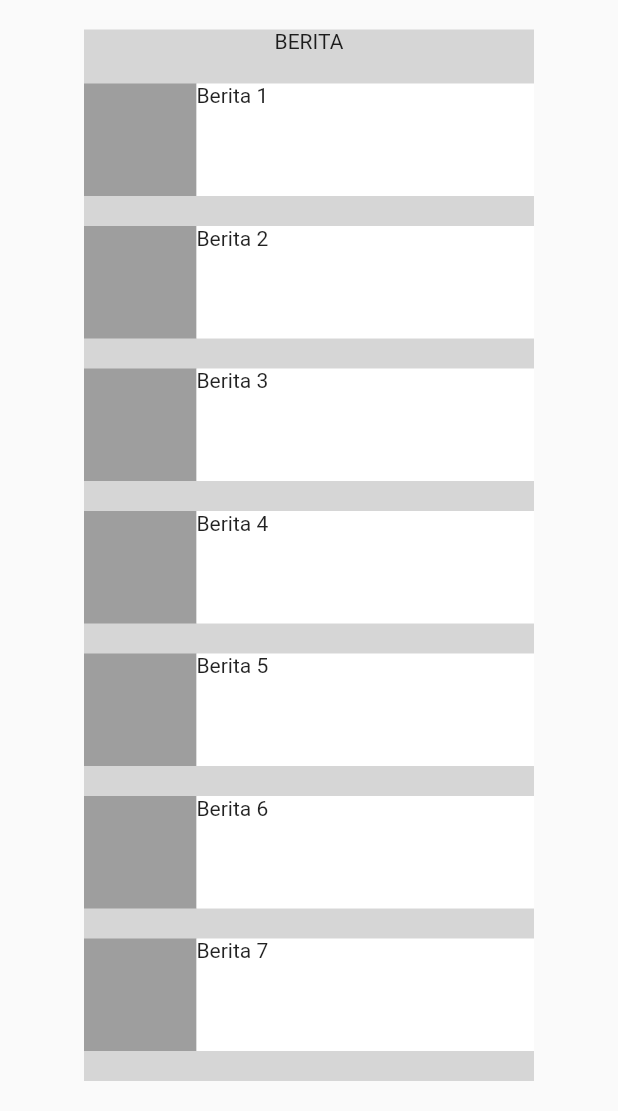
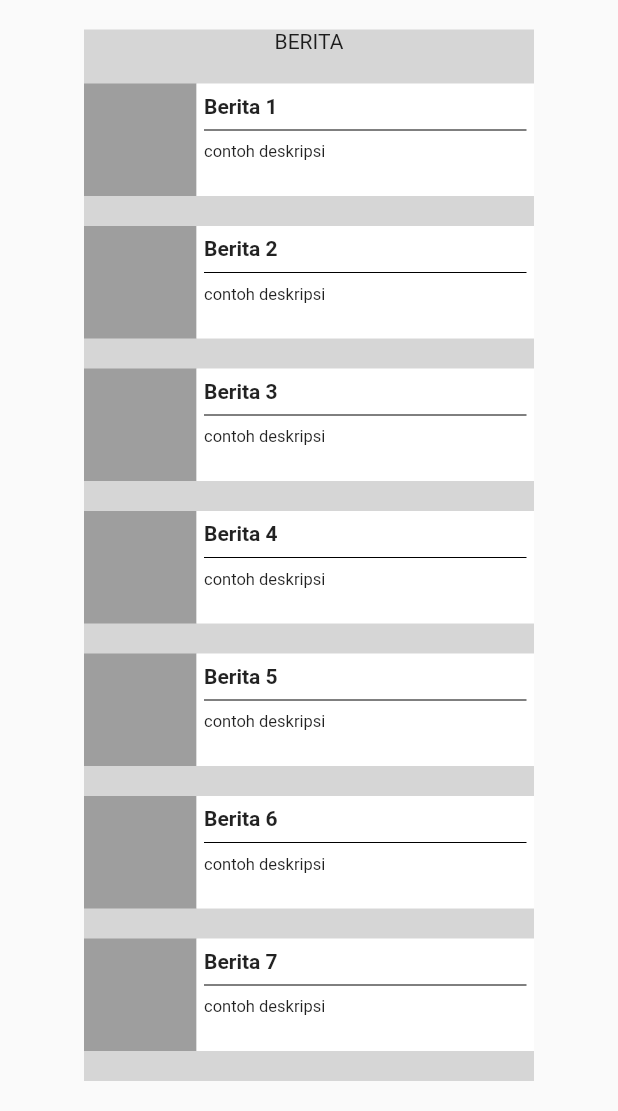
Before and after one commit to debinabilahs/DesaMerdeka, a Flutter app: the screen it shows after launch, scrolled down 263 dp, on a phone screen of 412 x 824 dp, the part 125-1236 px from its top. Run offline on Flutter 3.47's test engine with Material 2 defaults, Android fonts, the phone set to English and light mode, and no system bars.

Commit message:
home rev

```diff
--- a/desa_merdeka/lib/home.dart
+++ b/desa_merdeka/lib/home.dart
@@ -120,13 +120,13 @@ class HomePage extends StatelessWidget {
                           shrinkWrap: true,
                           padding: EdgeInsets.only(top: 20),
                           children: [
-                            Berita("Berita 1"),
-                            Berita("Berita 2"),
-                            Berita("Berita 3"),
-                            Berita("Berita 4"),
-                            Berita("Berita 5"),
-                            Berita("Berita 6"),
-                            Berita("Berita 7"),
+                            Berita("Berita 1", "contoh deskripsi"),
+                            Berita("Berita 2", "contoh deskripsi"),
+                            Berita("Berita 3", "contoh deskripsi"),
+                            Berita("Berita 4", "contoh deskripsi"),
+                            Berita("Berita 5", "contoh deskripsi"),
+                            Berita("Berita 6", "contoh deskripsi"),
+                            Berita("Berita 7", "contoh deskripsi"),
                           ],
                         ),
                       ],
@@ -144,9 +144,10 @@ class HomePage extends StatelessWidget {
 }
 
 class Berita extends StatelessWidget {
-  Berita(this.text);
+  Berita(this.judul, this.desc);
 
-  String text;
+  String judul;
+  String desc;
 
   @override
   Widget build(BuildContext context) {
@@ -160,10 +161,31 @@ class Berita extends StatelessWidget {
             color: Colors.grey,
           ),
           Container(
+            padding: EdgeInsets.only(top: 7, left: 5, right: 5),
             height: 75,
             width: 225,
             color: Colors.white,
-            child: Text(text),
+            child: Column(
+              crossAxisAlignment: CrossAxisAlignment.start,
+              children: [
+                Text(
+                  judul,
+                  style: TextStyle(
+                    fontWeight: FontWeight.w600,
+                    fontSize: 14,
+                  ),
+                ),
+                Divider(
+                  color: Colors.black,
+                ),
+                Text(
+                  desc,
+                  style: TextStyle(
+                    fontSize: 11,
+                  ),
+                ),
+              ],
+            ),
           ),
         ],
       ),
```
Also changed, not shown: desa_merdeka/lib/Desa/profile_desa.dart (added).
